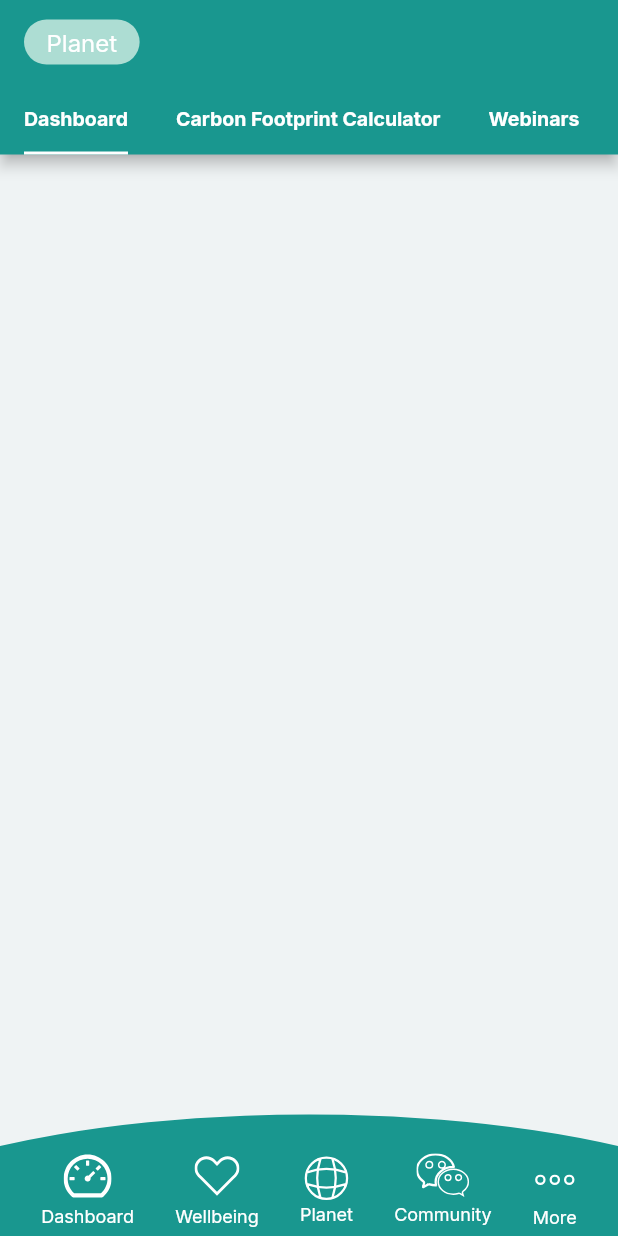
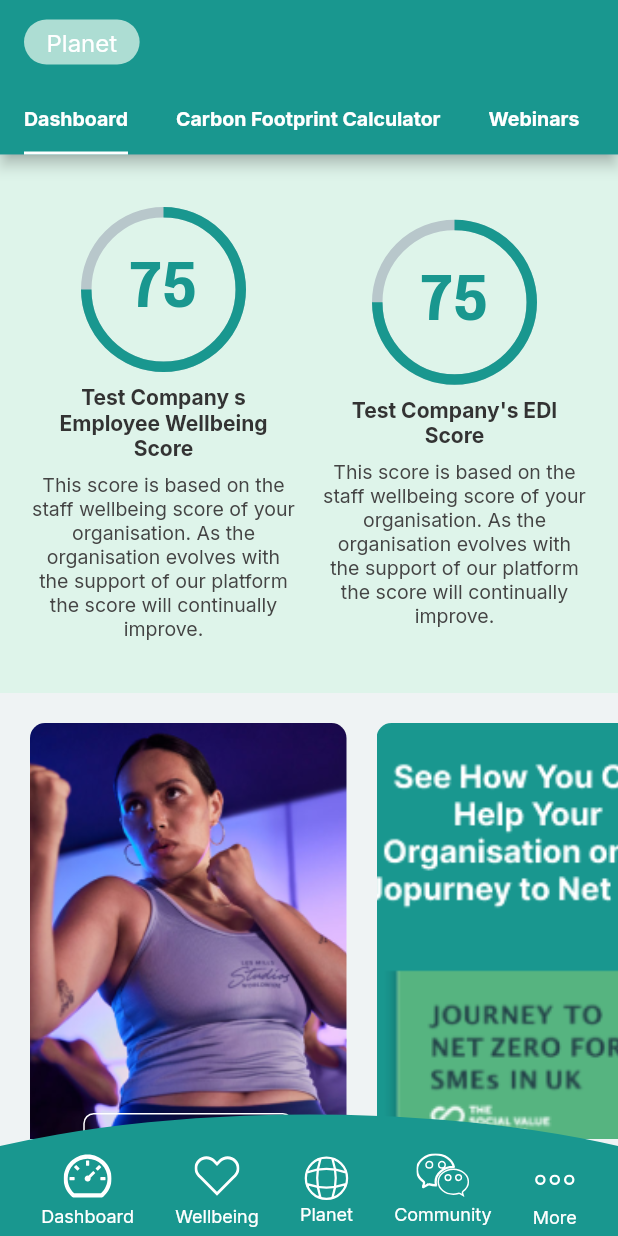
Before and after one commit to priyankgandhi0/social_value, a Flutter app: the BottomNaviBarScreen screen opened directly, item 3 of the bottom bar chosen, on a phone screen of 412 x 824 dp. Run offline on Flutter 3.47's test engine with Material 2 defaults, Android fonts, the phone set to English and light mode, and no system bars; drawn by our look-alikes of percent_indicator; our stand-ins replace device_info, file_picker, flutter_svg, get, google_fonts, image_picker and 3 more; accounts and stored records are empty; project files that could hold a hidden picture were left out.

Commit message:
-- mental health ui [ Done]

```diff
--- a/lib/constant/app_string.dart
+++ b/lib/constant/app_string.dart
@@ -24,7 +24,12 @@ const yogaVideos = 'Yoga Videos';
 const brainGames = 'Brain Games';
 const mentalhealthapp = 'Mental Health App';
 const wellbeing = 'Wellbeing';
+const treesPlantedAllTime = 'Trees Planted All Time';
 const planet = 'Planet';
+const helpedPlantTrees =
+    'As Part of Your Membership You Have Helped Plant Trees';
+const startSurvey = 'Start Survey';
+const next = 'Next';
 const escapeWithMinuteMindFulNessVideos =
     'Escape with 30  minute mindfulness videos';
 const trySomeYoga = 'Try Some Yoga';
@@ -38,7 +43,12 @@ const mentalHealthAppDesc =
 const myPhysicalHealth = 'My Physical Health';
 const myMentalHealth = 'My Mental Health';
 const more = 'More';
+const generalInformation = 'Step 1: General Information';
+const generalInformationDesc =
+    'Enter your background information. You need to perform a separate calculation using the Co2-calculator for each household/house you own.';
 const webinars = 'Webinars';
+const householdCarbonFootprintCalculator =
+    'Household Carbon Footprint Calculator';
 const fundraising = 'Fundraising';
 const volunteering = 'Volunteering';
 const awarenessDays = 'Awareness Days';
--- a/lib/constant/tab_bar_const.dart
+++ b/lib/constant/tab_bar_const.dart
@@ -4,6 +4,10 @@ import 'package:social_value/constant/app_string.dart';
 import 'package:social_value/models/app_tab_bar_model.dart';
 import 'package:social_value/ui/main/wellbeing/physical_health/articles/articles_screen.dart';
 
+import '../ui/main/planet/articles/articles.dart';
+import '../ui/main/planet/carbon_footprint_calculator/carbon_footprint_calculator.dart';
+import '../ui/main/planet/planet_dashboard/planet_dashboard.dart';
+import '../ui/main/planet/webinars/webinars.dart';
 import '../ui/main/wellbeing/finances/ articles/finances_artical_screen.dart';
 import '../ui/main/wellbeing/finances/discount_card/discount_card_screen.dart';
 import '../ui/main/wellbeing/finances/finances_dashboard/finances_dashboard.dart';
@@ -120,11 +124,16 @@ List<AppTabBarModel> wellbeingFinanceTabs = [
 ];
 
 List<AppTabBarModel> planetTabs = [
-  AppTabBarModel(tabText: dashboard, tabWidget: Column(), onTap: () {}),
   AppTabBarModel(
-      tabText: carbonFootprintCalculator, tabWidget: Column(), onTap: () {}),
-  AppTabBarModel(tabText: webinars, tabWidget: Column(), onTap: () {}),
-  AppTabBarModel(tabText: articles, tabWidget: Column(), onTap: () {})
+      tabText: dashboard, tabWidget: const PlanetDashboard(), onTap: () {}),
+  AppTabBarModel(
+      tabText: carbonFootprintCalculator,
+      tabWidget: const CarbonFootPrintCalculator(),
+      onTap: () {}),
+  AppTabBarModel(
+      tabText: webinars, tabWidget: const WebinarsScreen(), onTap: () {}),
+  AppTabBarModel(
+      tabText: articles, tabWidget: const ArticlesScreen(), onTap: () {})
 ];
 List<AppTabBarModel> communityTabs = [
   AppTabBarModel(tabText: dashboard, tabWidget: Column(), onTap: () {}),
--- a/lib/ui/main/dashboard_screen/dashboard_screen.dart
+++ b/lib/ui/main/dashboard_screen/dashboard_screen.dart
@@ -80,6 +80,7 @@ class DashboardScreen extends StatelessWidget {
                                   fontColor: white)
                             ],
                           ).paddingOnly(bottom: 5),
+                          10.0.addHSpace(),
                           welComeText.appEpilogueTextStyle(
                               fontSize: 24,
                               fontWeight: FontWeight.w600,
--- /dev/null
+++ b/lib/ui/main/planet/planet_dashboard/planet_dashboard.dart
@@ -0,0 +1,145 @@
+import 'package:flutter/material.dart';
+import 'package:flutter_svg/flutter_svg.dart';
+import 'package:get/get.dart';
+import 'package:social_value/utils/extension.dart';
+
+import '../../../../constant/app_string.dart';
+import '../../../../generated/asset.dart';
+import '../../../../generated/assets.dart';
+import '../../../../theme/app_color.dart';
+import '../../../../widgets/wellbeing_screen_card.dart';
+
+class PlanetDashboard extends StatelessWidget {
+  const PlanetDashboard({Key? key}) : super(key: key);
+
+  @override
+  Widget build(BuildContext context) {
+    return SingleChildScrollView(
+      child: Padding(
+        padding: const EdgeInsets.only(bottom: 40),
+        child: Column(
+          children: [
+            Container(
+              padding: const EdgeInsets.all(20),
+              width: double.infinity,
+              color: lightGreen,
+              child: Row(
+                mainAxisAlignment: MainAxisAlignment.center,
+                children: [
+                  Flexible(
+                    child: PlanetScore(
+                      scoreTitle: scoreTitle,
+                      scoreDesc: scoreDesc,
+                      percentage: 0.75,
+                      bgColor: darkGreen,
+                      percentageColor: darkGreen,
+                      score: '75',
+                    ),
+                  ),
+                  const VerticalDivider(
+                    // width: 6,
+                    color: darkGreen,
+                    thickness: 2,
+                  ),
+                  Flexible(
+                    child: PlanetScore(
+                      scoreTitle: "Test Company's EDI Score",
+                      scoreDesc: scoreDesc,
+                      percentage: 0.75,
+                      bgColor: darkGreen,
+                      percentageColor: darkGreen,
+                      score: '75',
+                    ),
+                  ),
+                ],
+              ),
+            ),
+            20.0.addHSpace(),
+            SingleChildScrollView(
+              scrollDirection: Axis.horizontal,
+              child: Row(
+                children: [
+                  AppRactangleCard(
+                    top: 260,
+                    height: 320,
+                    width: 211,
+                    desc:
+                        'Access the #1 app for sleep. anxiety, stress and mental health',
+                    btnText: startSurvey,
+                    image: Assets.imagesLadyImage2,
+                    descColor: Colors.white,
+                  ).paddingOnly(
+                    left: 10,
+                  ),
+                  AppRactangleCard(
+                    height: 320,
+                    width: 211,
+                    desc: '',
+                    btnText: null,
+                    image: ImageAssets.journey,
+                    descColor: Colors.white,
+                  ).paddingOnly(
+                    right: 10,
+                  ),
+                ],
+              ),
+            ),
+            20.0.addHSpace(),
+            Container(
+              padding: const EdgeInsets.all(20),
+              margin: const EdgeInsets.symmetric(horizontal: 20),
+              decoration: BoxDecoration(
+                  border: Border.all(color: const Color(0xffF4F4F4)),
+                  color: Colors.white,
+                  boxShadow: [
+                    BoxShadow(
+                        color: Colors.grey.shade400,
+                        blurRadius: 3,
+                        offset: const Offset(3, 3))
+                  ],
+                  borderRadius: BorderRadius.circular(8)),
+              child: Row(
+                children: [
+                  Flexible(
+                      child: helpedPlantTrees.interTextStyle(
+                          textAlign: TextAlign.center,
+                          fontWeight: FontWeight.w700,
+                          fontSize: 16)),
+                  20.0.addWSpace(),
+                  Container(
+                    padding: EdgeInsets.all(10),
+                    // height: 100,
+                    width: 150,
+                    decoration: BoxDecoration(
+                        color: darkGreen,
+                        borderRadius: BorderRadius.circular(8)),
+                    child: Column(
+                      children: [
+                        SvgPicture.asset(
+                          Assets.iconsTree,
+                          color: Colors.white,
+                        ),
+                        7.0.addHSpace(),
+                        "124".appEpilogueTextStyle(
+                            fontWeight: FontWeight.w600,
+                            fontSize: 30,
+                            fontColor: Colors.white),
+                        7.0.addHSpace(),
+                        treesPlantedAllTime.interTextStyle(
+                            fontWeight: FontWeight.w400,
+                            fontSize: 12,
+                            fontColor: white),
+                        7.0.addHSpace(),
+                      ],
+                    ),
+                  )
+                ],
+              ),
+            ),
+            20.0.addHSpace(),
+          ],
+        ),
+      ),
+    );
+  }
+}
--- a/lib/widgets/wellbeing_screen_card.dart
+++ b/lib/widgets/wellbeing_screen_card.dart
@@ -73,6 +73,64 @@ class WellBeingScore extends StatelessWidget {
                 ],
               ).paddingSymmetric(horizontal: 20),
             )
+          ]).paddingSymmetric(vertical: 15),
+    );
+  }
+}
+
+class PlanetScore extends StatelessWidget {
+  PlanetScore({
+    Key? key,
+    required this.scoreTitle,
+    required this.scoreDesc,
+    required this.score,
+    required this.percentage,
+    required this.bgColor,
+    required this.percentageColor,
+    this.scoreTitleColor,
+    this.scoreDescColor,
+  }) : super(key: key);
+
+  String scoreTitle;
+  String scoreDesc;
+  String score;
+  double percentage = 0.0;
+  Color bgColor;
+  Color percentageColor;
+  Color? scoreTitleColor;
+  Color? scoreDescColor;
+
+  @override
+  Widget build(BuildContext context) {
+    return Container(
+      width: Get.size.width,
+      // color: bgColor,
+      child: Column(
+          // mainAxisAlignment: MainAxisAlignment.center,
+          // crossAxisAlignment: CrossAxisAlignment.start,
+          children: [
+            CircularPercentIndicator(
+              radius: 55.0,
+              lineWidth: 7.0,
+              percent: percentage,
+              center: score.appEpilogueTextStyle(
+                  fontWeight: FontWeight.w700,
+                  fontSize: 40,
+                  fontColor: percentageColor),
+              progressColor: percentageColor,
+            ),
+            8.0.addHSpace(),
+            scoreTitle.interTextStyle(
+                textAlign: TextAlign.center,
+                fontWeight: FontWeight.w700,
+                fontSize: 14,
+                fontColor: scoreTitleColor ?? const Color(0xff333333)),
+            8.0.addHSpace(),
+            scoreDesc.interTextStyle(
+                textAlign: TextAlign.center,
+                fontWeight: FontWeight.w400,
+                fontSize: 13,
+                fontColor: scoreDescColor ?? const Color(0xff444444))
           ]).paddingSymmetric(vertical: 15),
     );
   }
@@ -519,6 +577,7 @@ class XoDiscountCard extends StatelessWidget {
   final String image;
   final String desc;
   Color? appBorderFillColor;
+
   @override
   Widget build(BuildContext context) {
     return Container(
```
Also changed, not shown: lib/ui/main/planet/articles/articles.dart (added, +12 -0 lines), lib/ui/main/planet/carbon_footprint_calculator/carbon_footprint_calculator.dart (added, +130 -0 lines), lib/ui/main/planet/webinars/webinars.dart (added, +12 -0 lines), assets/images/joureny.png (added), assets/images/round.png (added), lib/generated/asset.dart.
